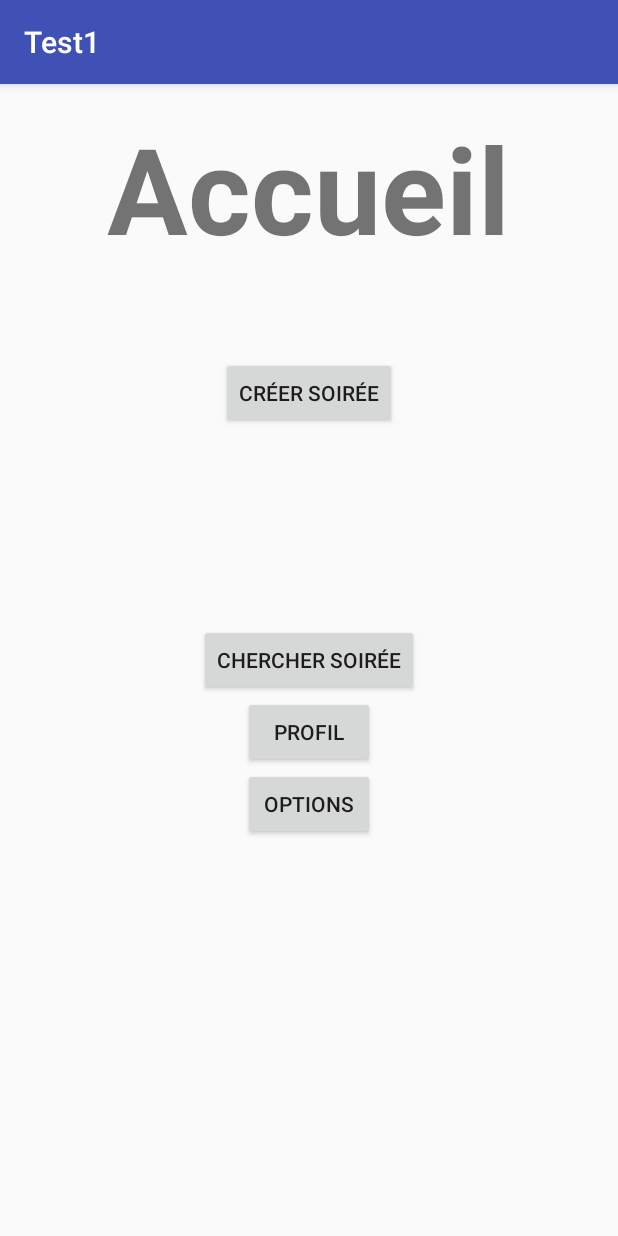
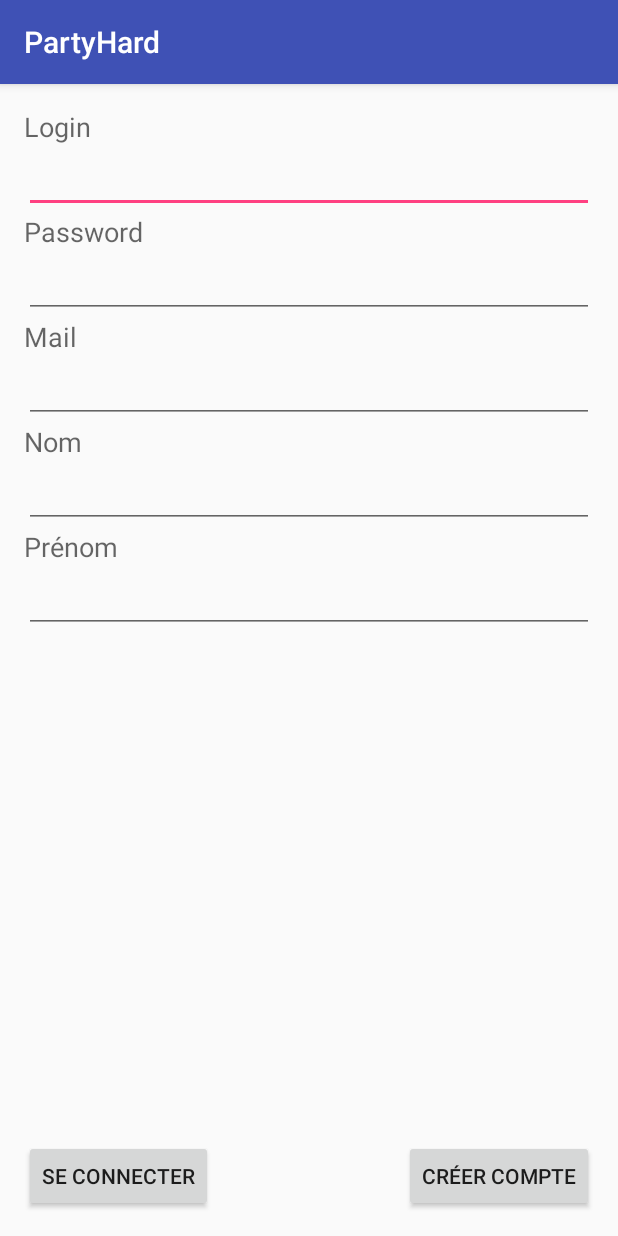
Before and after one commit to Nomeji/PartyHard, an Android app: the screen it shows after launch (Accueil before the commit, LoginActivity after it), on a phone screen of 412 x 824 dp. Run offline under Robolectric (Android 15) with nearby library versions, the phone set to English and light mode, and no system bars.

Commit message:
Système de création de compte et de login fonctionnels, avec retenu de l'ID de l'utilisateur connecté dans toute l'application

```diff
--- a/app/src/main/java/amaury/test1/Accueil.java
+++ b/app/src/main/java/amaury/test1/Accueil.java
@@ -30,4 +30,10 @@ public class Accueil extends AppCompatActivity {
         da.setClass(this, CreerSoiree.class);
         startActivity(da);
     }
+
+    public void onClickLogin(View view){
+        Intent da = new Intent();
+        da.setClass(this, LoginActivity.class);
+        startActivity(da);
+    }
 }
--- /dev/null
+++ b/app/src/main/java/amaury/test1/MainApplicationVariables.java
@@ -0,0 +1,48 @@
+package amaury.test1;
+
+import android.app.Application;
+
+/**
+ * Created by Amaury Punel on 25/03/2016.
+ */
+
+public class MainApplicationVariables extends Application {
+
+    private static String username;
+    private static String password;
+    private static int userID;
+
+    @Override
+    public void onCreate() {
+        super.onCreate();
+        username="";
+        password="";
+        userID=0;
+    }
+
+    public static int getUserID() {
+        return userID;
+    }
+
+    public static void setUserID(int userID) {
+        MainApplicationVariables.userID = userID;
+    }
+
+    public static String getUsername() {
+        return username;
+    }
+
+    public static void setUsername(String username) {
+        MainApplicationVariables.username = username;
+    }
+
+    public static String getPassword() {
+        return password;
+    }
+
+    public static void setPassword(String password) {
+        MainApplicationVariables.password = password;
+    }
+
+
+}
--- a/app/src/main/res/layout/activity_accueil.xml
+++ b/app/src/main/res/layout/activity_accueil.xml
@@ -45,7 +45,8 @@
         android:id="@+id/button"
         android:layout_below="@+id/button3"
         android:layout_alignLeft="@+id/button6"
-        android:layout_alignStart="@+id/button6" />
+        android:layout_alignStart="@+id/button6"
+        android:onClick="onClickLogin"/>
 
     <Button
         android:layout_width="wrap_content"
--- /dev/null
+++ b/app/src/main/res/layout/activity_login.xml
@@ -0,0 +1,139 @@
+<?xml version="1.0" encoding="utf-8"?>
+<RelativeLayout xmlns:android="http://schemas.android.com/apk/res/android"
+    xmlns:tools="http://schemas.android.com/tools"
+    android:layout_width="match_parent"
+    android:layout_height="match_parent"
+    android:paddingBottom="@dimen/activity_vertical_margin"
+    android:paddingLeft="@dimen/activity_horizontal_margin"
+    android:paddingRight="@dimen/activity_horizontal_margin"
+    android:paddingTop="@dimen/activity_vertical_margin"
+    tools:context="amaury.test1.LoginActivity">
+
+    <EditText
+        android:layout_width="wrap_content"
+        android:layout_height="wrap_content"
+        android:id="@+id/loginTextfield"
+        android:layout_below="@+id/loginInfoText"
+        android:layout_alignParentLeft="true"
+        android:layout_alignParentStart="true"
+        android:layout_alignParentRight="true"
+        android:layout_alignParentEnd="true" />
+
+    <EditText
+        android:layout_width="wrap_content"
+        android:layout_height="wrap_content"
+        android:inputType="textPassword"
+        android:ems="10"
+        android:id="@+id/passwordTextfield"
+        android:layout_below="@+id/passwordInfoText"
+        android:layout_alignParentRight="true"
+        android:layout_alignParentEnd="true"
+        android:layout_alignParentLeft="true"
+        android:layout_alignParentStart="true" />
+
+    <TextView
+        android:layout_width="wrap_content"
+        android:layout_height="wrap_content"
+        android:textAppearance="?android:attr/textAppearanceMedium"
+        android:text="Login"
+        android:id="@+id/loginInfoText"
+        android:layout_alignParentTop="true"
+        android:layout_alignParentLeft="true"
+        android:layout_alignParentStart="true" />
+
+    <TextView
+        android:layout_width="wrap_content"
+        android:layout_height="wrap_content"
+        android:textAppearance="?android:attr/textAppearanceMedium"
+        android:text="Password"
+        android:id="@+id/passwordInfoText"
+        android:layout_below="@+id/loginTextfield"
+        android:layout_alignParentLeft="true"
+        android:layout_alignParentStart="true" />
+
+    <TextView
+        android:layout_width="wrap_content"
+        android:layout_height="wrap_content"
+        android:textAppearance="?android:attr/textAppearanceMedium"
+        android:text="Mail"
+        android:id="@+id/mailInfoText"
+        android:layout_below="@+id/passwordTextfield"
+        android:layout_alignParentLeft="true"
+        android:layout_alignParentStart="true" />
+
+    <EditText
+        android:layout_width="wrap_content"
+        android:layout_height="wrap_content"
+        android:inputType="textEmailAddress"
+        android:ems="10"
+        android:id="@+id/mailTextfield"
+        android:layout_below="@+id/mailInfoText"
+        android:layout_alignParentLeft="true"
+        android:layout_alignParentStart="true"
+        android:layout_alignRight="@+id/passwordTextfield"
+        android:layout_alignEnd="@+id/passwordTextfield" />
+
+    <TextView
+        android:layout_width="wrap_content"
+        android:layout_height="wrap_content"
+        android:textAppearance="?android:attr/textAppearanceMedium"
+        android:text="Nom"
+        android:id="@+id/nomInfoText"
+        android:layout_below="@+id/mailTextfield"
+        android:layout_alignParentLeft="true"
+        android:layout_alignParentStart="true" />
+
+    <EditText
+        android:layout_width="wrap_content"
+        android:layout_height="wrap_content"
+        android:inputType="textPersonName"
+        android:ems="10"
+        android:id="@+id/nomTextfield"
+        android:layout_below="@+id/nomInfoText"
+        android:layout_alignParentLeft="true"
+        android:layout_alignParentStart="true"
+        android:layout_alignRight="@+id/mailTextfield"
+        android:layout_alignEnd="@+id/mailTextfield" />
+
+    <TextView
+        android:layout_width="wrap_content"
+        android:layout_height="wrap_content"
+        android:textAppearance="?android:attr/textAppearanceMedium"
+        android:text="Prénom"
+        android:id="@+id/prenomInfoText"
+        android:layout_below="@+id/nomTextfield"
+        android:layout_alignParentLeft="true"
+        android:layout_alignParentStart="true" />
+
+    <EditText
+        android:layout_width="wrap_content"
+        android:layout_height="wrap_content"
+        android:inputType="textPersonName"
+        android:ems="10"
+        android:id="@+id/prenomTextfield"
+        android:layout_below="@+id/prenomInfoText"
+        android:layout_alignParentLeft="true"
+        android:layout_alignParentStart="true"
+        android:layout_alignRight="@+id/nomTextfield"
+        android:layout_alignEnd="@+id/nomTextfield" />
+
+    <Button
+        android:layout_width="wrap_content"
+        android:layout_height="wrap_content"
+        android:text="Se Connecter"
+        android:id="@+id/connecterCompteBouton"
+        android:layout_alignParentBottom="true"
+        android:layout_alignParentLeft="true"
+        android:layout_alignParentStart="true"
+        android:onClick="onClickSeConnecter"/>
+
+    <Button
+        android:layout_width="wrap_content"
+        android:layout_height="wrap_content"
+        android:text="Créer Compte"
+        android:id="@+id/creerCompteBouton"
+        android:layout_alignTop="@+id/connecterCompteBouton"
+        android:layout_alignParentRight="true"
+        android:layout_alignParentEnd="true"
+        android:onClick="onClickCreerCompte"/>
+</RelativeLayout>
```
Also changed, not shown: app/src/main/AndroidManifest.xml (+8 -5 lines), app/src/main/java/amaury/test1/CreerSoiree.java (+8 -2 lines), app/src/main/java/amaury/test1/LoginActivity.java (added, +60 -0 lines), app/src/main/java/amaury/test1/MySQLiteHelper.java (+154 -3 lines), app/src/main/java/amaury/test1/Soiree.java (+9 -7 lines), app/src/main/java/amaury/test1/Utilisateur.java (+60 -1 lines), app/src/main/java/amaury/test1/VueOptions.java (+6 -1 lines).
